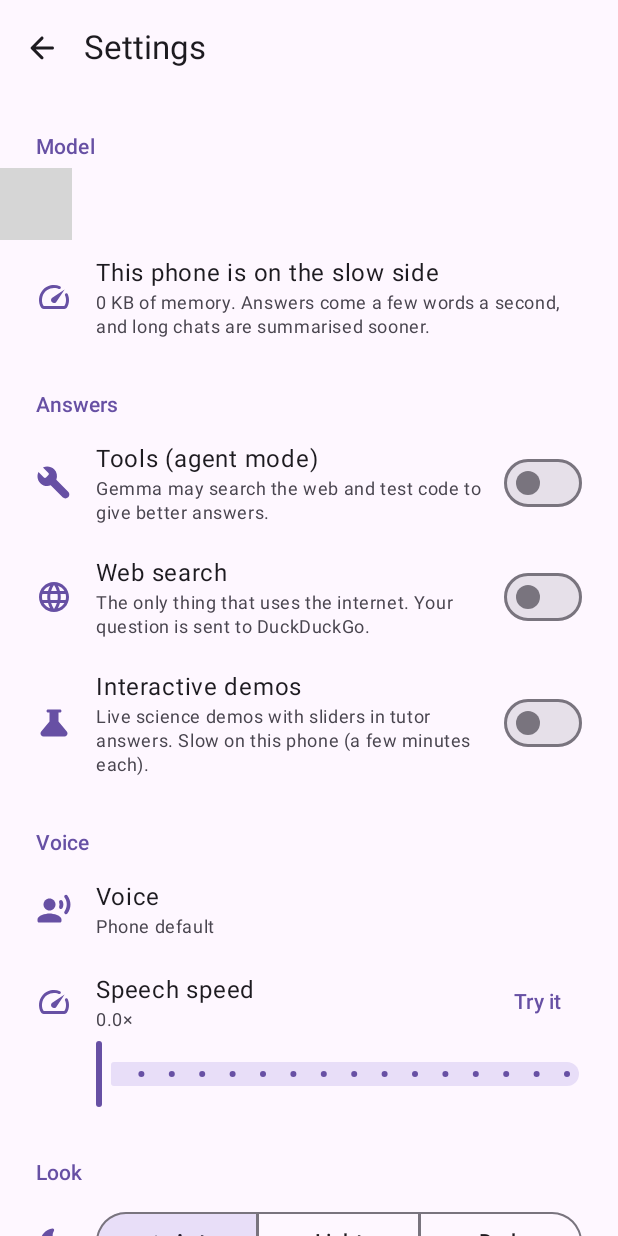
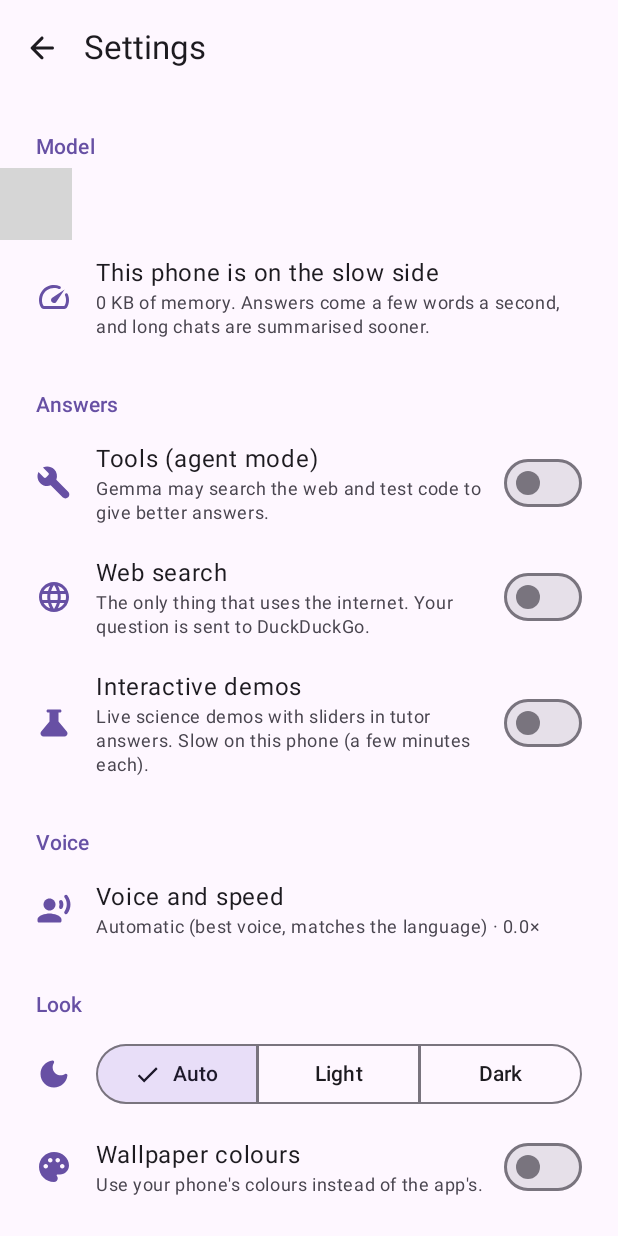
Before and after one commit to Monarul007/jonaki-ai, an Android app built with Jetpack Compose: the composable SettingsScreen shown on its own in the app's theme, on a phone screen of 412 x 824 dp. Run offline under Robolectric (Android 15) with nearby library versions, the phone set to English and light mode, and no system bars; libraries missing offline, so code that uses them is left out: com.google.ai.edge; pictures from the network do not load; 19 statements that could not run were skipped; grey boxes are pictures that could not be loaded.

Commit message:
Voices: best phone voice per language, Bengali per sentence, voice sheet
- Automatic voice choice: Bengali letters use the best Bengali voice, others the chosen/best voice
- PC splitting rules: per-language pieces up to 220 chars, fast start at the first comma, strict order
- Voice sheet with best/more voices, speed 0.7-1.4x, Hear it (Bengali sample), install-voice prompt
- First-sound timing log; speech splitting unit tests

```diff
--- a/app/src/main/java/com/offlinegemma/app/SettingsScreen.kt
+++ b/app/src/main/java/com/offlinegemma/app/SettingsScreen.kt
@@ -90,25 +90,14 @@ fun SettingsScreen(app: App, onBack: () -> Unit, onAbout: () -> Unit, onModelDel
       ) { prefs.demos = it }
 
       Section("Voice")
-      VoicePicker(app)
-      Column(Modifier.padding(horizontal = 24.dp, vertical = 8.dp)) {
-        Row(verticalAlignment = Alignment.CenterVertically) {
-          Icon(Icons.Rounded.Speed, null, tint = MaterialTheme.colorScheme.primary)
-          Spacer(Modifier.size(16.dp))
-          Column(Modifier.weight(1f)) {
-            Text("Speech speed", style = MaterialTheme.typography.bodyLarge)
-            Text("%.1f×".format(prefs.speechRate), style = MaterialTheme.typography.bodySmall, color = MaterialTheme.colorScheme.onSurfaceVariant)
-          }
-          TextButton(onClick = { app.speaker.readAloud(-1, "Hi! This is how I sound when I read my answers.") }) { Text("Try it") }
-        }
-        Slider(
-          value = prefs.speechRate,
-          onValueChange = { prefs.speechRate = (it * 10).toInt() / 10f },
-          valueRange = 0.5f..2f,
-          steps = 14,
-          modifier = Modifier.padding(start = 40.dp),
-        )
-      }
+      var voiceSheet by remember { mutableStateOf(false) }
+      val current = app.prefs.voice?.let { n -> app.speaker.voices().firstOrNull { it.name == n } }
+      ActionRow(
+        Icons.Rounded.RecordVoiceOver,
+        "Voice and speed",
+        (current?.let { voiceLabel(it) } ?: "Automatic (best voice, matches the language)") + " · %.1f×".format(app.prefs.speechRate),
+      ) { voiceSheet = true }
+      if (voiceSheet) VoiceSheet(app, onDismiss = { voiceSheet = false })
 
       Section("Look")
       Row(Modifier.padding(horizontal = 24.dp, vertical = 8.dp), verticalAlignment = Alignment.CenterVertically) {
@@ -222,26 +211,3 @@ private fun ActionRow(icon: ImageVector, title: String, body: String? = null, en
     }
   }
 }
-
-@Composable
-private fun VoicePicker(app: App) {
-  var open by remember { mutableStateOf(false) }
-  val voices = remember(open) { app.speaker.voices() }
-  val current = app.prefs.voice?.let { v -> voices.firstOrNull { it.name == v } }
-  Column {
-    ActionRow(
-      Icons.Rounded.RecordVoiceOver,
-      "Voice",
-      current?.let { "${it.locale.displayName} · ${it.name.substringAfterLast('#').take(28)}" } ?: "Phone default",
-    ) { open = true }
-    DropdownMenu(expanded = open, onDismissRequest = { open = false }) {
-      DropdownMenuItem(text = { Text("Phone default") }, onClick = { app.prefs.voice = null; app.speaker.applyVoice(); open = false })
-      for (v in voices.take(60)) {
-        DropdownMenuItem(
-          text = { Text("${v.locale.displayName} · ${v.name.substringAfterLast('#').take(28)}") },
-          onClick = { app.prefs.voice = v.name; app.speaker.applyVoice(); open = false },
-        )
-      }
-    }
-  }
-}
```
Also changed, not shown: app/src/main/java/com/offlinegemma/app/Speaker.kt (+74 -5 lines), app/src/main/java/com/offlinegemma/app/VoiceSheet.kt (added, +166 -0 lines), 2 other files.
